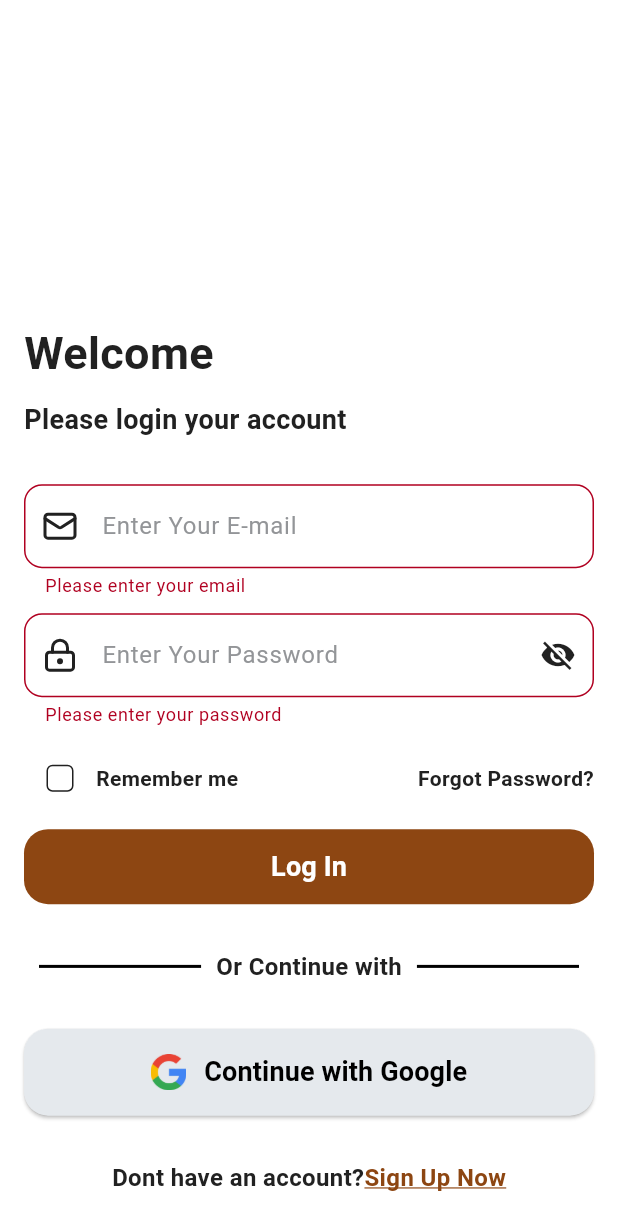
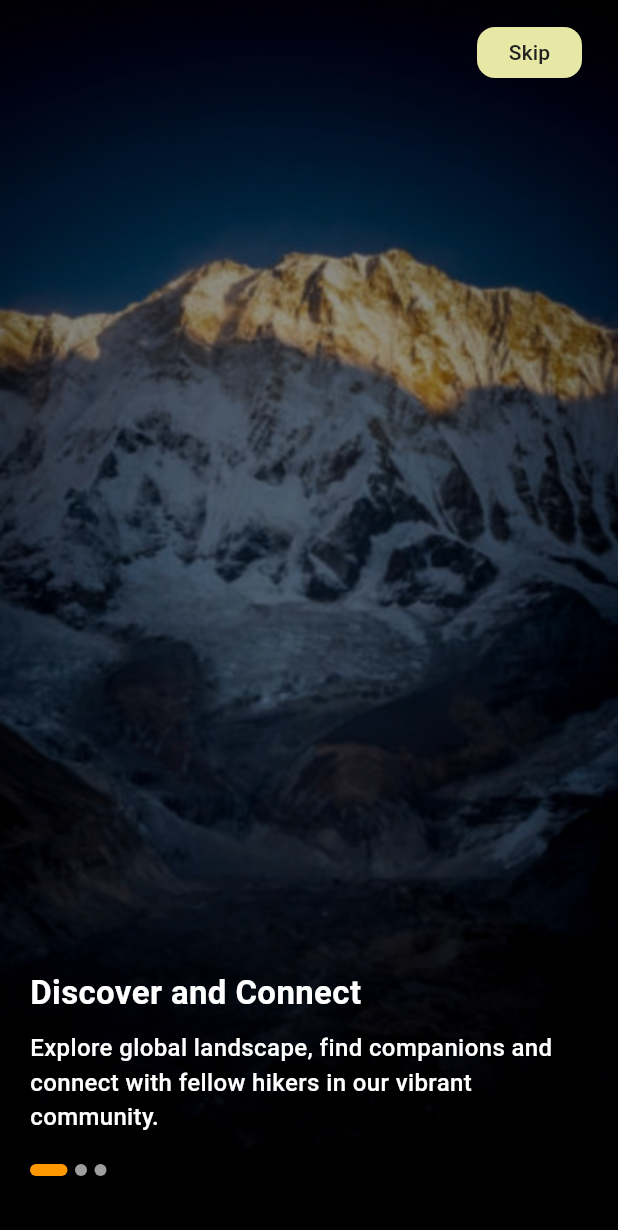
Before and after one commit to const-nishant/offbeat_pravasi_v2, a Flutter app: the screen it shows after launch, on a phone screen of 412 x 824 dp. Shown: the top 1230 px of the screen. Run offline on Flutter 3.47's test engine with Material 3 defaults, Android fonts, the phone set to English and light mode, and no system bars; drawn by our look-alikes of carousel_slider; our stand-ins replace appwrite, cloud_firestore, firebase_auth, firebase_core, flutter_card_swiper, flutter_markdown and 8 more; accounts and stored records are empty.

Commit message:
implemented main onboarding with logic and updated auth wrapper

```diff
--- a/lib/constants/images.dart
+++ b/lib/constants/images.dart
@@ -4,4 +4,7 @@ class Images {
   static const String google_logo = 'assets/images/google_logo.png';
   static const String treaker_Background =
       'assets/images/treaker_background.png';
+  static const String bg1 = 'assets/images/bg1.jpg';
+  static const String bg2 = 'assets/images/bg2.jpg';
+  static const String bg3 = 'assets/images/bg3.jpg';
 }
--- a/lib/main.dart
+++ b/lib/main.dart
@@ -8,17 +8,25 @@ import 'package:offbeat_pravasi_v2/router/router.dart';
 import 'package:provider/provider.dart';
 import 'modules/module_exports.dart';
 import 'package:flutter_phoenix/flutter_phoenix.dart';
+import 'package:shared_preferences/shared_preferences.dart';
 
 Client client = Client();
-void main() async {
+
+Future<void> main() async {
   WidgetsFlutterBinding.ensureInitialized();
+
   client
       .setEndpoint(Configs.appWriteEndpoint)
       .setProject(Configs.appWriteProjectId);
-  await Firebase.initializeApp(
-    options: DefaultFirebaseOptions.currentPlatform,
-  );
-  runApp(MultiProvider(
+
+  await Firebase.initializeApp(options: DefaultFirebaseOptions.currentPlatform);
+
+  // Ensure SharedPreferences is initialized before the app starts
+  // ignore: unused_local_variable
+  SharedPreferences prefs = await SharedPreferences.getInstance();
+
+  runApp(
+    MultiProvider(
       providers: [
         ChangeNotifierProvider(create: (_) => AuthServices()),
         ChangeNotifierProvider(create: (_) => OnboardingServices()),
@@ -28,17 +36,13 @@ void main() async {
       child: Phoenix(
         child: const MyApp(),
       ),
-  ));
+    ),
+  );
 }
 
-class MyApp extends StatefulWidget {
+class MyApp extends StatelessWidget {
   const MyApp({super.key});
 
-  @override
-  State<MyApp> createState() => _MyAppState();
-}
-
-class _MyAppState extends State<MyApp> {
   @override
   Widget build(BuildContext context) {
     return MaterialApp.router(
--- a/lib/modules/auth/auth_exports.dart
+++ b/lib/modules/auth/auth_exports.dart
@@ -13,3 +13,4 @@ export 'pages/onboarding_page.dart';
 export 'widgets/onboarding_radiolist.dart';
 export 'data/models/onboarding_answers.dart';
 export 'pages/changepassword.dart';
+export 'pages/mainonboarding.dart';
--- a/lib/modules/auth/data/services/authwrapper.dart
+++ b/lib/modules/auth/data/services/authwrapper.dart
@@ -2,6 +2,7 @@ import 'package:firebase_auth/firebase_auth.dart';
 import 'package:flutter/material.dart';
 import 'package:offbeat_pravasi_v2/router/navbar.dart';
 import 'package:provider/provider.dart';
+import 'package:shared_preferences/shared_preferences.dart';
 import '../../auth_exports.dart';
 
 class Authwrapper extends StatefulWidget {
@@ -12,50 +13,67 @@ class Authwrapper extends StatefulWidget {
 }
 
 class _AuthwrapperState extends State<Authwrapper> {
+  Future<bool> checkFirstTime() async {
+    SharedPreferences prefs = await SharedPreferences.getInstance();
+    return prefs.getBool("isFirstTime") ?? true;
+  }
+
+  Future<void> setFirstTimeFalse() async {
+    SharedPreferences prefs = await SharedPreferences.getInstance();
+    await prefs.setBool("isFirstTime", false);
+  }
+
   @override
   Widget build(BuildContext context) {
-    return StreamBuilder(
+    return FutureBuilder<bool>(
+      future: checkFirstTime(),
+      builder: (context, firstTimeSnapshot) {
+        if (firstTimeSnapshot.connectionState == ConnectionState.waiting) {
+          return const Center(child: CircularProgressIndicator());
+        }
+
+        bool isFirstTime = firstTimeSnapshot.data ?? true;
+
+        return StreamBuilder<User?>(
           stream: FirebaseAuth.instance.authStateChanges(),
-      builder: (context, snapshot) {
-        if (snapshot.connectionState == ConnectionState.waiting) {
-          return const Center(
-            child: CircularProgressIndicator(),
-          );
-        }
-        //else if (snapshot.hasData) {
-        //   return Consumer<AuthServices>(
-        //     builder: (context, googleUserService, child) {
-        //       return FutureBuilder(
-        //         future: googleUserService.checkNewGoogleUser(
-        //             snapshot.data!.uid, context),
-        //         builder: (context, snapshot) {
-        //           if (snapshot.hasError || !snapshot.hasData) {
-        //             return HomePage();
-        //           } else {
-        //             return snapshot.data! ? const OnboardingPage() : HomePage();
-        //           }
-        //         },
-        //       );
-        //     },
-        //   );
-        // }
-        else if (snapshot.hasData) {
+          builder: (context, authSnapshot) {
+            if (authSnapshot.connectionState == ConnectionState.waiting) {
+              return const Center(child: CircularProgressIndicator());
+            } else if (authSnapshot.hasData) {
               return Consumer<AuthServices>(
                 builder: (context, authServices, child) {
-            return FutureBuilder(
-                future:
-                    authServices.checkSignupStatus(snapshot.data!.uid, context),
-                builder: (context, snapshot) {
-                  if (snapshot.hasError || !snapshot.hasData) {
-                    return Authwrapper();
+                  return FutureBuilder<bool>(
+                    future: authServices.checkSignupStatus(
+                        authSnapshot.data!.uid, context),
+                    builder: (context, signupSnapshot) {
+                      if (signupSnapshot.connectionState ==
+                          ConnectionState.waiting) {
+                        return const Center(child: CircularProgressIndicator());
+                      } else if (signupSnapshot.hasError ||
+                          !signupSnapshot.hasData) {
+                        return const Loginorsignup();
                       } else {
-                    return snapshot.data! ? const OnboardingPage() : Navbar();
+                        return signupSnapshot.data!
+                            ? const OnboardingPage()
+                            : Navbar();
                       }
+                    },
+                  );
+                },
+              );
+            } else {
+              if (isFirstTime) {
+                debugPrint("Navigating to Mainonboarding");
+                WidgetsBinding.instance.addPostFrameCallback((_) {
+                  setFirstTimeFalse();
                 });
-          });
+                return const Mainonboarding();
               } else {
                 return const Loginorsignup();
               }
+            }
+          },
+        );
       },
     );
   }
--- /dev/null
+++ b/lib/modules/auth/pages/mainonboarding.dart
@@ -0,0 +1,210 @@
+import 'dart:ui';
+import 'package:flutter/material.dart';
+import 'package:carousel_slider/carousel_slider.dart';
+import 'package:flutter_phoenix/flutter_phoenix.dart';
+import 'package:go_router/go_router.dart';
+import 'package:offbeat_pravasi_v2/constants/images.dart';
+import 'package:shared_preferences/shared_preferences.dart';
+
+class Mainonboarding extends StatefulWidget {
+  const Mainonboarding({super.key});
+
+  @override
+  State<Mainonboarding> createState() => _MainonboardingState();
+}
+
+class _MainonboardingState extends State<Mainonboarding> {
+  int _currentIndex = 0;
+  bool isLoading = true;
+
+  final List<Map<String, String>> slides = [
+    {
+      "image": Images.bg1,
+      "title": "Discover and Connect",
+      "subtitle":
+          "Explore global landscape, find companions and connect with fellow hikers in our vibrant community.",
+    },
+    {
+      "image": Images.bg2,
+      "title": "Plan Your Perfect Trek",
+      "subtitle":
+          "Plan, book, and gear up for your dream trek, all in one place!\nDiscover breathtaking trails, curated just for you",
+    },
+    {
+      "image": Images.bg3,
+      "title": "Stay Connected, Stay Safe",
+      "subtitle":
+          "Connect with fellow trekkers and get real-time updates to ensure a safe journey.",
+    },
+  ];
+
+  /// Ensure onboarding status is set before navigating
+  Future<void> completeOnboarding() async {
+    SharedPreferences prefs = await SharedPreferences.getInstance();
+    await prefs.setBool("isFirstTime", false);
+    if (mounted) {
+      setState(() => _currentIndex = slides.length - 1);
+      Future.delayed(const Duration(milliseconds: 500), () {
+        if (mounted) context.go('/');
+      });
+    }
+    // ignore: use_build_context_synchronously
+    Phoenix.rebirth(context);
+  }
+
+  /// Fetch onboarding status to prevent unnecessary state updates
+  Future<void> checkFirstTime() async {
+    SharedPreferences prefs = await SharedPreferences.getInstance();
+    bool firstTime = prefs.getBool("isFirstTime") ?? true;
+    if (!firstTime) {
+      Future.delayed(Duration.zero, () => context.go('/'));
+    } else {
+      setState(() => isLoading = false);
+    }
+  }
+
+  @override
+  void initState() {
+    super.initState();
+    checkFirstTime();
+  }
+
+  @override
+  Widget build(BuildContext context) {
+    if (isLoading) {
+      return const Scaffold(body: Center(child: CircularProgressIndicator()));
+    }
+
+    return Scaffold(
+      body: SafeArea(
+        child: Stack(
+          children: [
+            /// Background Image Carousel
+            CarouselSlider(
+              options: CarouselOptions(
+                height: double.infinity,
+                viewportFraction: 1.0,
+                enableInfiniteScroll: false,
+                onPageChanged: (index, reason) {
+                  setState(() => _currentIndex = index);
+                },
+              ),
+              items: slides.map((slide) {
+                return Stack(
+                  fit: StackFit.expand,
+                  children: [
+                    Image.asset(slide["image"]!, fit: BoxFit.cover),
+                    BackdropFilter(
+                      filter: ImageFilter.blur(sigmaX: 0.5, sigmaY: 0.5),
+                      child: Container(color: Colors.black38),
+                    ),
+                  ],
+                );
+              }).toList(),
+            ),
+
+            /// Skip Button (Top Right)
+            Positioned(
+              right: 16,
+              top: 10,
+              child: Padding(
+                padding: const EdgeInsets.all(8.0),
+                child: SizedBox(
+                  width: 70,
+                  height: 34,
+                  child: FloatingActionButton(
+                    elevation: 1.0,
+                    shape: RoundedRectangleBorder(
+                      borderRadius: BorderRadius.circular(12),
+                    ),
+                    onPressed: completeOnboarding,
+                    backgroundColor:
+                        Theme.of(context).colorScheme.onInverseSurface,
+                    child: Text(
+                      "Skip",
+                      style: TextStyle(
+                        color: Theme.of(context).colorScheme.primary,
+                        fontSize: 14,
+                        fontWeight: FontWeight.w500,
+                      ),
+                    ),
+                  ),
+                ),
+              ),
+            ),
+
+            /// Titles, Subtitles, and Navigation Buttons
+            Positioned(
+              left: 20,
+              bottom: 40,
+              right: 20,
+              child: Column(
+                crossAxisAlignment: CrossAxisAlignment.start,
+                children: [
+                  Text(
+                    slides[_currentIndex]["title"]!,
+                    style: TextStyle(
+                      fontSize: 22,
+                      fontWeight: FontWeight.w600,
+                      color: Theme.of(context).colorScheme.inversePrimary,
+                    ),
+                  ),
+                  SizedBox(height: 10),
+                  Text(
+                    slides[_currentIndex]["subtitle"]!,
+                    style: TextStyle(
+                      fontSize: 16,
+                      fontWeight: FontWeight.w500,
+                      color: Theme.of(context).colorScheme.inversePrimary,
+                    ),
+                  ),
+                  SizedBox(height: 20),
+
+                  /// Indicator Dots and Next Button
+                  Row(
+                    children: [
+                      for (int i = 0; i < slides.length; i++)
+                        Container(
+                          margin: EdgeInsets.only(right: 5),
+                          width: _currentIndex == i ? 25 : 8,
+                          height: 8,
+                          decoration: BoxDecoration(
+                            color: _currentIndex == i
+                                ? Colors.orange
+                                : Colors.grey,
+                            borderRadius: BorderRadius.circular(4),
+                          ),
+                        ),
+                      Spacer(),
+
+                      /// Next Button (Only on Last Slide)
+                      _currentIndex == slides.length - 1
+                          ? Padding(
+                              padding: const EdgeInsets.all(6.0),
+                              child: IconButton(
+                                onPressed: completeOnboarding,
+                                iconSize: 32,
+                                icon: Icon(
+                                  Icons.chevron_right,
+                                  color: Theme.of(context).colorScheme.primary,
+                                ),
+                                style: ButtonStyle(
+                                  backgroundColor:
+                                      WidgetStateProperty.all(Colors.white),
+                                  shape:
+                                      WidgetStateProperty.all(CircleBorder()),
+                                ),
+                              ),
+                            )
+                          : SizedBox.shrink(),
+                    ],
+                  ),
+                ],
+              ),
+            ),
+          ],
+        ),
+      ),
+    );
+  }
+}
--- a/lib/modules/home/pages/home_page.dart
+++ b/lib/modules/home/pages/home_page.dart
@@ -167,7 +167,12 @@ class _HomePageState extends State<HomePage> {
                                     onPressed: () {
                                       //filter here
                                       //temp
-                                      context.push('/change-password');
+                                      Navigator.push(
+                                          context,
+                                          MaterialPageRoute(
+                                            builder: (context) =>
+                                                Mainonboarding(),
+                                          ));
                                     },
                                     iconSize: 24,
                                     style: ButtonStyle(
--- a/pubspec.yaml
+++ b/pubspec.yaml
@@ -31,6 +31,7 @@ dependencies:
   flutter_markdown: ^0.7.6+2
   flutter_card_swiper: ^7.0.2
   flutter_slidable: ^4.0.0
+  carousel_slider: ^5.0.0
 
 dev_dependencies:
   flutter_test:
```
Also changed, not shown: assets/images/bg1.jpg (added), assets/images/bg2.jpg (added), assets/images/bg3.jpg (added), firebase.json, pubspec.lock, 1 other file. Lines whose indentation alone changed are shown as unchanged.
